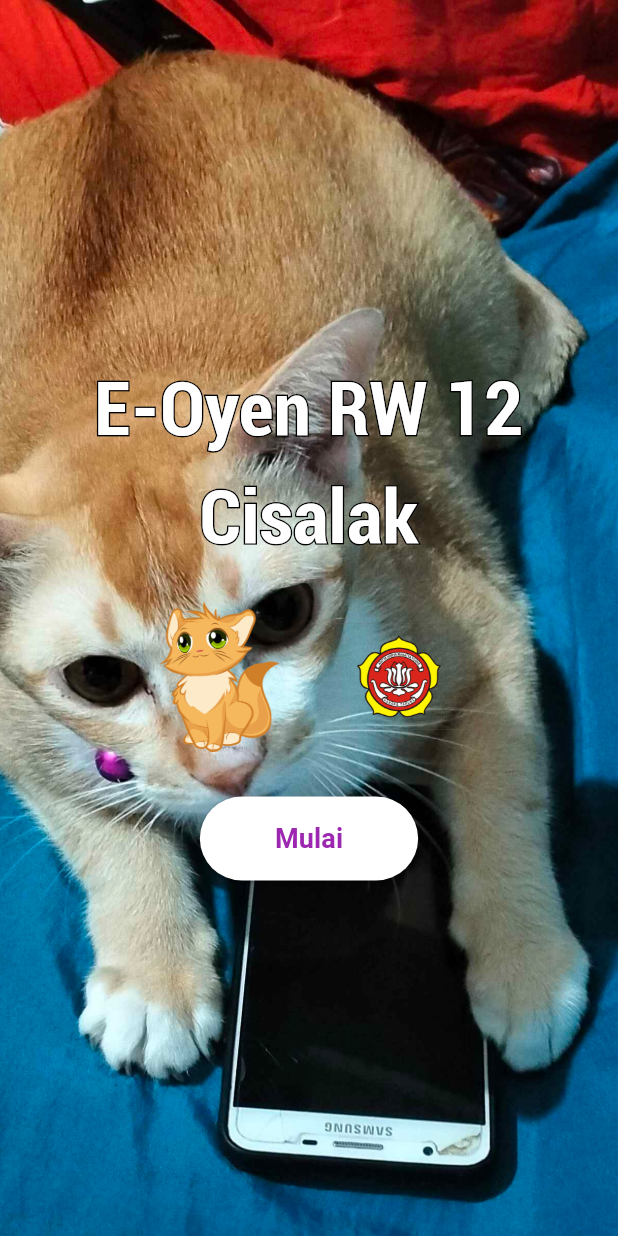
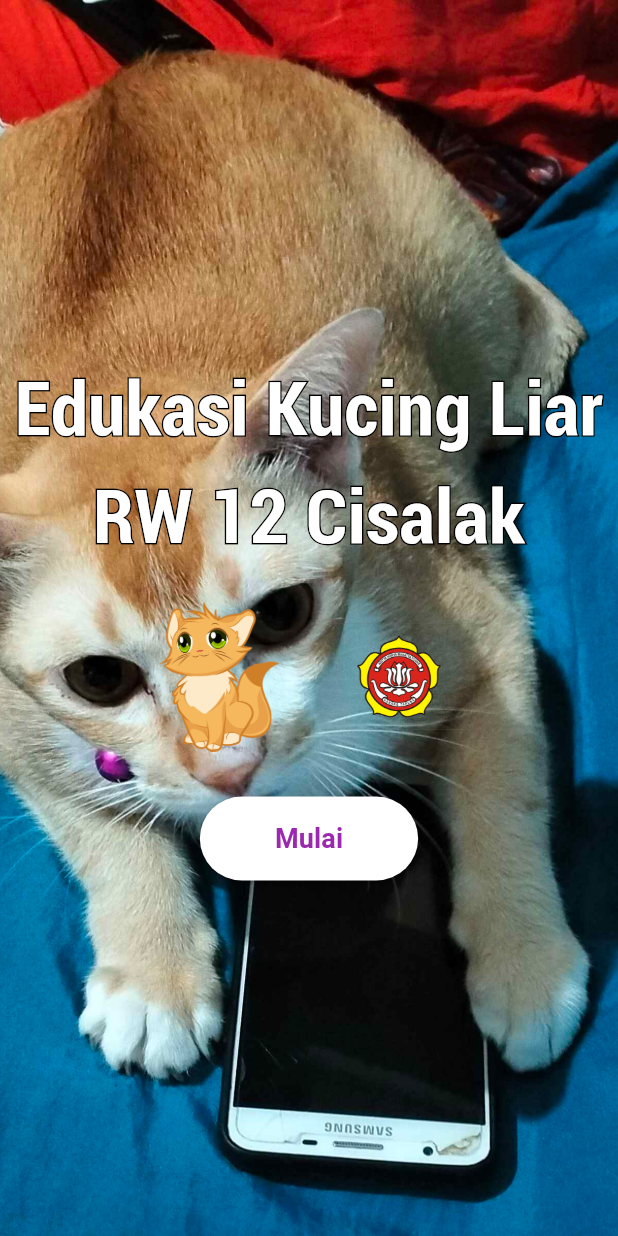
Before and after one commit to jinggatra/kucing, a Flutter app: the screen it shows after launch, on a phone screen of 412 x 824 dp. Run offline on Flutter 3.47's test engine with Material 3 defaults, Android fonts, the phone set to English and light mode, and no system bars; drawn by our look-alikes of stroke_text; generated files the repository leaves out were written again.

Commit message:
change title

```diff
--- a/lib/pages/SplashScreen.dart
+++ b/lib/pages/SplashScreen.dart
@@ -22,7 +22,7 @@ class SplashScreen extends StatelessWidget {
           children: [
             // Nama Aplikasi atau Logo Utama
             StrokeText(
-              text: 'E-Oyen RW 12 Cisalak',
+              text: 'Edukasi Kucing Liar RW 12 Cisalak',
               textStyle: TextStyle(
                 fontFamily: 'Bold Condensed',
                 fontSize: AppConstants.titleFontSize,
```
